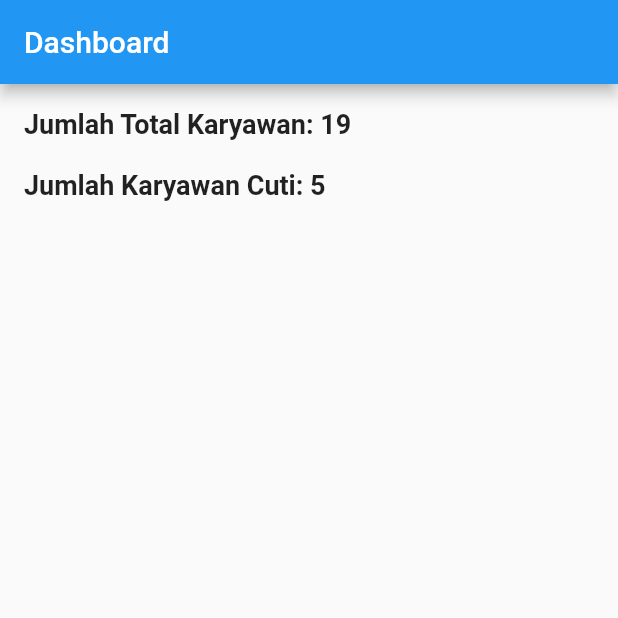
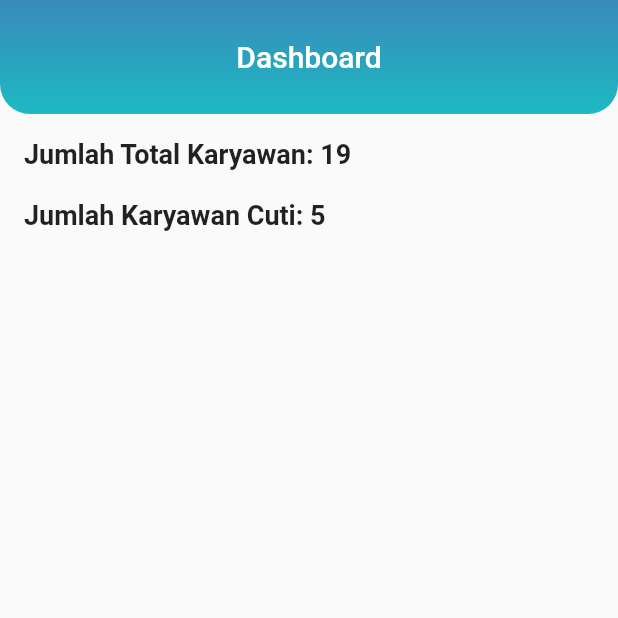
Before and after one commit to alvinyudha/flutter-project, a Flutter app: the DashboardPage screen opened directly, on a phone screen of 412 x 824 dp, the top half of it. Run offline on Flutter 3.47's test engine with Material 2 defaults, Android fonts, the phone set to English and light mode, and no system bars; our stand-ins replace flutter_svg, form_field_validator, get, google_fonts, iconsax, simple_shadow.

Commit message:
update ui

```diff
--- a/flutter_app/lib/components/Dashboard/Dashboard.dart
+++ b/flutter_app/lib/components/Dashboard/Dashboard.dart
@@ -9,8 +9,22 @@ class DashboardPage extends StatelessWidget {
   Widget build(BuildContext context) {
     return Scaffold(
       appBar: AppBar(
+        title: Text('Dashboard'),
+        backgroundColor: Colors.transparent,
+        toolbarHeight: 76,
+        elevation: 0.0,
         automaticallyImplyLeading: false,
-        title: Text('Dashboard'),
+        centerTitle: true,
+        flexibleSpace: Container(
+          decoration: const BoxDecoration(
+              borderRadius: BorderRadius.only(
+                  bottomLeft: Radius.circular(20),
+                  bottomRight: Radius.circular(20)),
+              gradient: LinearGradient(
+                  colors: [kPrimaryColor, kSecondaryColor],
+                  begin: Alignment.bottomCenter,
+                  end: Alignment.topCenter)),
+        ),
       ),
       body: Padding(
         padding: const EdgeInsets.all(16.0),
--- a/flutter_app/lib/components/PengajuanCuti/PengajuanCuti.dart
+++ b/flutter_app/lib/components/PengajuanCuti/PengajuanCuti.dart
@@ -31,6 +31,7 @@ class _PengajuanCutiPageState extends State<PengajuanCutiPage> {
             color: Color.fromARGB(255, 227, 227, 227),
             borderRadius: BorderRadius.circular(15.0),
           ),
+          child: SingleChildScrollView(
             child: Column(
               crossAxisAlignment: CrossAxisAlignment.start,
               children: [
@@ -62,6 +63,7 @@ class _PengajuanCutiPageState extends State<PengajuanCutiPage> {
                   child: Text('Ajukan'),
                 ),
               ],
+            ),
           ),
         ),
       ),
--- a/flutter_app/lib/screens/NavigationMenu.dart
+++ b/flutter_app/lib/screens/NavigationMenu.dart
@@ -3,6 +3,7 @@ import 'package:get/get.dart';
 import 'package:iconsax/iconsax.dart';
 import 'package:login_project/components/Dashboard/Dashboard.dart';
 import 'package:login_project/components/PengajuanCuti/PengajuanCuti.dart';
+import 'package:login_project/components/Personalization/profile.dart';
 import 'package:login_project/utilities/constant.dart';
 
 void main() {
@@ -83,6 +84,6 @@ class NavigationController extends GetxController {
     const PengajuanCutiPage(karyawanData: {}),
     Container(color: Colors.blue),
     Container(color: Colors.teal),
-    Container(color: Colors.purple),
+    const Profile(),
   ];
 }
```
Also changed, not shown: flutter_app/lib/components/Personalization/profile.dart (added, +32 -0 lines), flutter_app/lib/utilities/appbar.dart (added, +38 -0 lines). Lines whose indentation alone changed are shown as unchanged.
